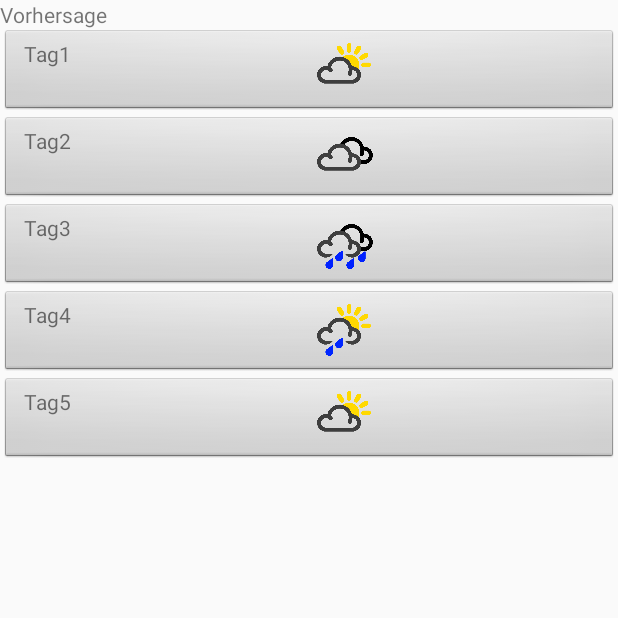
After one commit to NESBasti/AndroidProject, an Android app: the Forecast_screen screen opened directly, with no data from a screen before it, on a phone screen of 412 x 824 dp, the top half of it. The commit adds this screen. Run offline under Robolectric (Android 15) with nearby library versions, the phone set to English and light mode, and no system bars.

Commit message:
New Screens + Animation

```diff
--- a/app/build.gradle
+++ b/app/build.gradle
@@ -23,7 +23,7 @@ dependencies {
     implementation 'com.android.support:appcompat-v7:28.0.0'
     implementation 'com.android.support.constraint:constraint-layout:1.1.0'
     implementation 'com.google.android.gms:play-services-location:16.0.0'
-    implementation'com.squareup.retrofit2:retrofit:2.5.0'
+    implementation 'com.squareup.retrofit2:retrofit:2.5.0'
     implementation 'com.squareup.retrofit2:converter-gson:2.2.0'
     testImplementation 'junit:junit:4.12'
     androidTestImplementation 'com.android.support.test:runner:1.0.2'
--- a/app/src/main/AndroidManifest.xml
+++ b/app/src/main/AndroidManifest.xml
@@ -7,8 +7,8 @@
     <uses-permission android:name="android.permission.ACCESS_FINE_LOCATION" />
     <uses-permission android:name="android.permission.INTERNET" />
     <uses-permission android:name="android.permission.ACCESS_NETWORK_STATE" />
+
     <uses-feature android:name="android.hardware.location.gps" />
-
 
     <application
         android:allowBackup="true"
@@ -18,7 +18,6 @@
         android:supportsRtl="true"
         android:theme="@style/Theme.AppCompat.Light.NoActionBar"
         tools:ignore="GoogleAppIndexingWarning">
-
         <activity android:name=".MainActivity">
             <intent-filter>
                 <action android:name="android.intent.action.MAIN" />
@@ -26,6 +25,8 @@
                 <category android:name="android.intent.category.LAUNCHER" />
             </intent-filter>
         </activity>
+        <activity android:name=".Forecast_screen" />
+        <activity android:name=".Forecast_day_screen"></activity>
     </application>
 
 </manifest>
--- /dev/null
+++ b/app/src/main/java/de/bastian/androidproject/Forecast_screen.java
@@ -0,0 +1,59 @@
+package de.bastian.androidproject;
+
+import android.annotation.SuppressLint;
+import android.app.ActivityOptions;
+import android.content.Intent;
+import android.os.Build;
+import android.support.v7.app.AppCompatActivity;
+import android.os.Bundle;
+import android.view.MotionEvent;
+import android.view.View;
+import android.widget.Button;
+import android.widget.TextView;
+
+public class Forecast_screen extends AppCompatActivity {
+    float x1, x2, y1, y2;
+    TextView buttontag1;
+
+    protected void onCreate(Bundle savedInstanceState) {
+        super.onCreate(savedInstanceState);
+        setContentView(R.layout.activity_forecast_screen);
+        buttontag1 = findViewById(R.id.MyDay1);
+    }
+
+
+
+    public boolean onTouchEvent(MotionEvent touchevent)
+    {
+        switch(touchevent.getAction()){
+            case MotionEvent.ACTION_DOWN:
+                x1 = touchevent.getX();
+                y1 = touchevent.getY();
+                break;
+            case MotionEvent.ACTION_UP:
+                x2 = touchevent.getX();
+                y2 = touchevent.getY();
+
+                if(x1 < x2)
+                {
+                    Intent i = new Intent(Forecast_screen.this, MainActivity.class);
+                    if (Build.VERSION.SDK_INT >= Build.VERSION_CODES.LOLLIPOP) {
+                        startActivity(i, ActivityOptions.makeSceneTransitionAnimation(this).toBundle());
+                        //finish();
+                    }
+                }
+                break;
+
+            default:
+                break;
+        }
+        return false;
+    }
+
+    public void ButtonDay1Pressed(View view) {
+        Intent i = new Intent(Forecast_screen.this, Forecast_day_screen.class);
+        if (Build.VERSION.SDK_INT >= Build.VERSION_CODES.LOLLIPOP) {
+            startActivity(i, ActivityOptions.makeSceneTransitionAnimation(this).toBundle());
+        }
+    }
+}
--- /dev/null
+++ b/app/src/main/res/layout/activity_forecast_screen.xml
@@ -0,0 +1,141 @@
+<?xml version="1.0" encoding="utf-8"?>
+<LinearLayout xmlns:android="http://schemas.android.com/apk/res/android"
+    xmlns:app="http://schemas.android.com/apk/res-auto"
+    xmlns:tools="http://schemas.android.com/tools"
+    android:layout_width="match_parent"
+    android:layout_height="wrap_content"
+    android:orientation="vertical"
+
+    tools:context=".Forecast_screen">
+
+    <TextView
+        android:layout_width="match_parent"
+        android:layout_height="match_parent"
+        android:text = "Vorhersage"/>
+    <LinearLayout
+        android:id="@+id/MyDay1Forecast"
+        android:layout_width="wrap_content"
+        android:layout_height="wrap_content"
+        android:background="@android:drawable/btn_default"
+        android:clickable="true"
+        android:onClick="ButtonDay1Pressed"
+        android:orientation="horizontal" >
+
+        <TextView
+            android:id="@+id/MyDay1"
+            android:layout_width="wrap_content"
+            android:layout_height="match_parent"
+            android:layout_gravity="left"
+            android:layout_margin="5dp"
+            android:text="Tag1" />
+
+        <ImageView
+            android:id="@+id/MyDay1Image"
+            android:layout_width="wrap_content"
+            android:layout_height="40dp"
+            android:layout_gravity="right"
+            android:layout_marginLeft="5dp"
+            android:src="@drawable/suncloud" />
+    </LinearLayout>
+
+    <LinearLayout
+        android:id="@+id/MyDay2Forecast"
+        android:layout_width="wrap_content"
+        android:layout_height="wrap_content"
+        android:background="@android:drawable/btn_default"
+        android:clickable="true"
+        android:orientation="horizontal" >
+
+        <TextView
+            android:id="@+id/MyDay2"
+            android:layout_width="wrap_content"
+            android:layout_height="match_parent"
+            android:layout_gravity="left"
+            android:layout_margin="5dp"
+            android:text="Tag2" />
+
+        <ImageView
+            android:id="@+id/MyDay2Image"
+            android:layout_width="wrap_content"
+            android:layout_height="40dp"
+            android:layout_gravity="right"
+            android:layout_marginLeft="5dp"
+            android:src="@drawable/heavycloud" />
+    </LinearLayout>
+
+    <LinearLayout
+        android:id="@+id/MyDay3Forecast"
+        android:layout_width="wrap_content"
+        android:layout_height="wrap_content"
+        android:background="@android:drawable/btn_default"
+        android:clickable="true"
+        android:orientation="horizontal" >
+
+        <TextView
+            android:id="@+id/MyDay3"
+            android:layout_width="wrap_content"
+            android:layout_height="match_parent"
+            android:layout_gravity="left"
+            android:layout_margin="5dp"
+            android:text="Tag3" />
+
+        <ImageView
+            android:id="@+id/MyDay3Image"
+            android:layout_width="wrap_content"
+            android:layout_height="40dp"
+            android:layout_gravity="right"
+            android:layout_marginLeft="5dp"
+            android:src="@drawable/heavycloudrain" />
+    </LinearLayout>
+
+    <LinearLayout
+        android:id="@+id/MyDay4Forecast"
+        android:layout_width="wrap_content"
+        android:layout_height="wrap_content"
+        android:background="@android:drawable/btn_default"
+        android:clickable="true"
+        android:orientation="horizontal" >
+
+        <TextView
+            android:id="@+id/MyDay4"
+            android:layout_width="wrap_content"
+            android:layout_height="match_parent"
+            android:layout_gravity="left"
+            android:layout_margin="5dp"
+            android:text="Tag4" />
+
+        <ImageView
+            android:id="@+id/MyDay4Image"
+            android:layout_width="wrap_content"
+            android:layout_height="40dp"
+            android:layout_gravity="right"
+            android:layout_marginLeft="5dp"
+            android:src="@drawable/sunrain" />
+    </LinearLayout>
+
+    <LinearLayout
+        android:id="@+id/MyDay5Forecast"
+        android:layout_width="match_parent"
+        android:layout_height="wrap_content"
+        android:background="@android:drawable/btn_default"
+        android:clickable="true"
+        android:orientation="horizontal" >
+
+        <TextView
+            android:id="@+id/MyDay5"
+            android:layout_width="wrap_content"
+            android:layout_height="match_parent"
+            android:layout_gravity="left"
+            android:layout_margin="5dp"
+            android:text="Tag5" />
+
+        <ImageView
+            android:id="@+id/MyDay5Image"
+            android:layout_width="wrap_content"
+            android:layout_height="40dp"
+            android:layout_gravity="right"
+            android:layout_marginLeft="5dp"
+            android:src="@drawable/suncloud" />
+    </LinearLayout>
+
+</LinearLayout>
```
Also changed, not shown: app/src/main/java/de/bastian/androidproject/Forecast.java (added, +13 -0 lines), app/src/main/java/de/bastian/androidproject/Forecast_day_screen.java (added, +13 -0 lines), app/src/main/java/de/bastian/androidproject/MainActivity.java (+36 -2 lines), app/src/main/res/layout/activity_forecast.xml (added, +9 -0 lines), app/src/main/res/layout/activity_forecast_day_screen.xml (added, +40 -0 lines).
